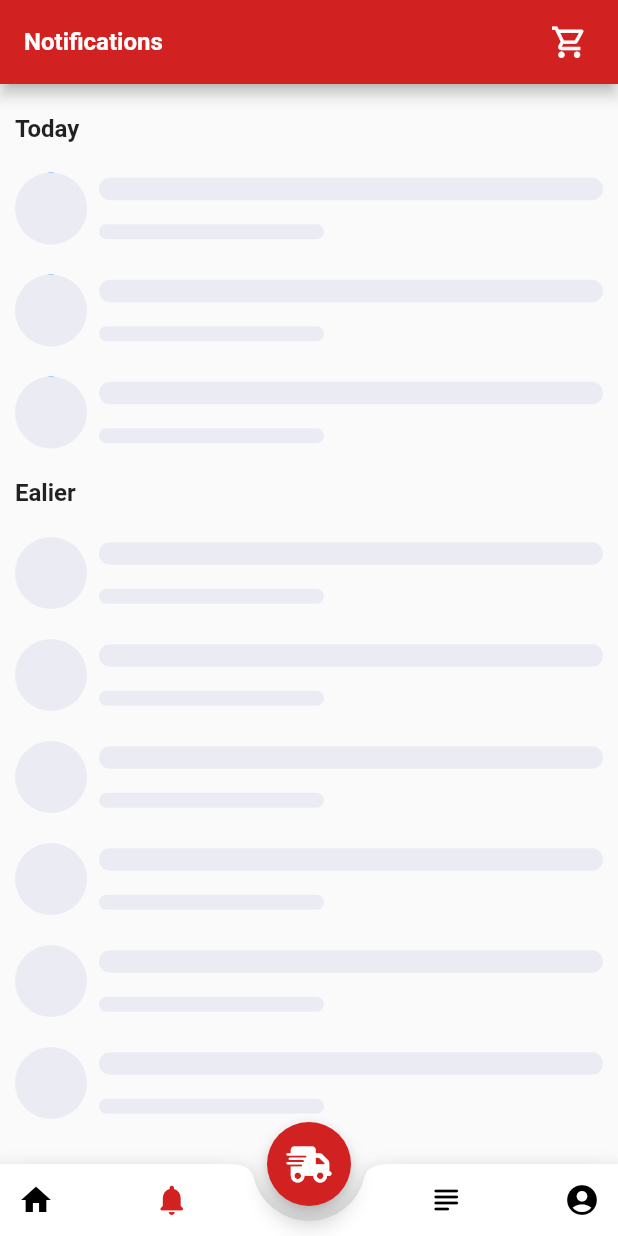
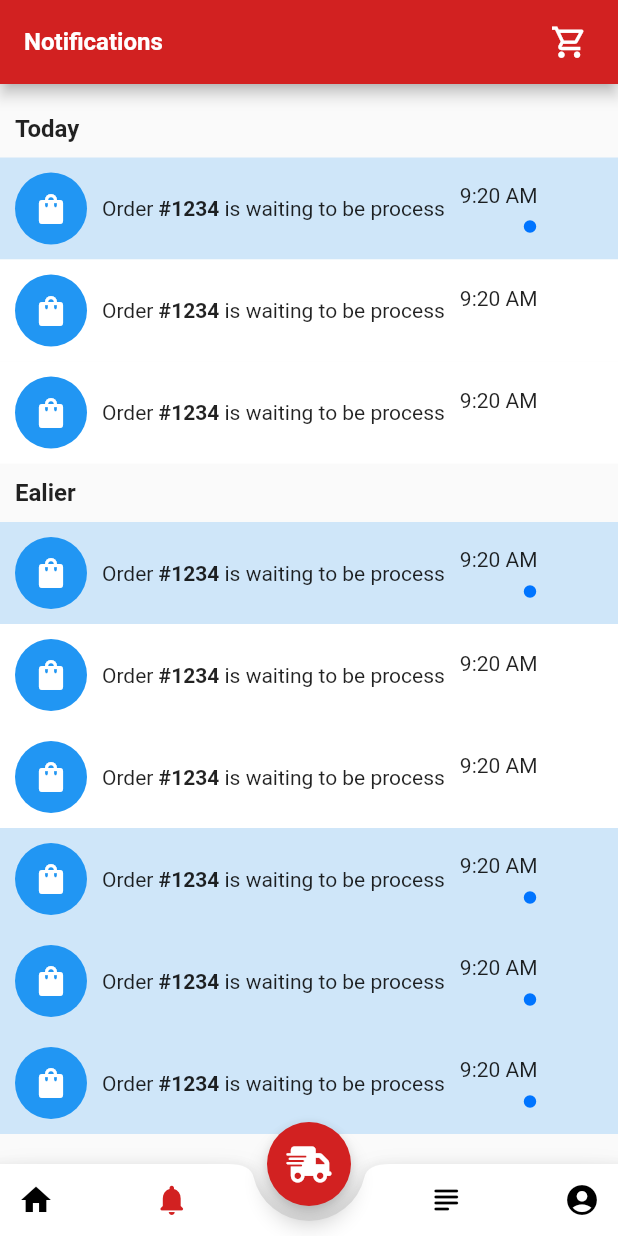
Before and after one commit to nomorechokedboy/fahasa-app, a Flutter app: the screen it shows after launch, swiped to page 2, on a phone screen of 412 x 824 dp. Run offline on Flutter 3.47's test engine with Material 2 defaults, Android fonts, the phone set to English and light mode, and no system bars; our stand-ins replace cached_network_image, flutter_native_splash, font_awesome_flutter; network calls fail.

Commit message:
notification: add default loading widget

```diff
--- a/lib/components/notification_card.dart
+++ b/lib/components/notification_card.dart
@@ -3,25 +3,21 @@ import './skeleton.dart';
 
 class NotificationCard extends StatelessWidget {
   final bool unread;
-  const NotificationCard({Key? key, this.unread = true}) : super(key: key);
+  final bool loading;
+  const NotificationCard({
+    Key? key,
+    this.unread = true,
+    this.loading = false,
+  }) : super(key: key);
 
   @override
   Widget build(BuildContext context) {
-    const loading = true;
+    final decoration = BoxDecoration(
+      color: Colors.black,
+      borderRadius: BorderRadius.circular(16),
+    );
 
-    return Container(
-      color: loading
-          ? Colors.transparent
-          : unread
-              ? Colors.blue.withAlpha(50)
-              : Colors.white,
-      child: Padding(
-        padding: const EdgeInsets.all(10),
-        child: Skeleton(
-          visible: loading,
-          child: Row(
-            children: [
-              Container(
+    final notiImage = Container(
       width: 48,
       height: 48,
       child: const Icon(
@@ -32,25 +28,9 @@ class NotificationCard extends StatelessWidget {
         color: Colors.blue,
         shape: BoxShape.circle,
       ),
-              ),
-              Expanded(
-                child: _buildText(context, loading: loading),
-              ),
-            ],
-          ),
-        ),
-      ),
-    );
-  }
-
-  Widget _buildText(BuildContext context, {bool loading = false}) {
-    if (loading) {
-      final decoration = BoxDecoration(
-        color: Colors.black,
-        borderRadius: BorderRadius.circular(16),
     );
 
-      return Padding(
+    final loadingNoti = Padding(
       padding: const EdgeInsets.only(left: 8),
       child: Column(
         crossAxisAlignment: CrossAxisAlignment.start,
@@ -69,13 +49,27 @@ class NotificationCard extends StatelessWidget {
         ],
       ),
     );
-    } else {
-      return Row(
-        mainAxisAlignment: MainAxisAlignment.spaceBetween,
+
+    return Container(
+      color: loading
+          ? Colors.transparent
+          : unread
+              ? Colors.blue.withAlpha(50)
+              : Colors.white,
+      padding: const EdgeInsets.all(10),
+      child: Skeleton(
+        visible: loading,
+        child: Row(
+          children: [
+            notiImage,
+            Expanded(
+              child: loading
+                  ? loadingNoti
+                  : Row(
                       children: [
                         Flexible(
                           child: Padding(
-              padding: const EdgeInsets.symmetric(horizontal: 8),
+                            padding: const EdgeInsets.symmetric(horizontal: 10),
                             child: RichText(
                               text: TextSpan(
                                 text: 'Order ',
@@ -84,7 +78,9 @@ class NotificationCard extends StatelessWidget {
                                   TextSpan(
                                     // TODO: replace with order name
                                     text: '#1234',
-                      style: TextStyle(fontWeight: FontWeight.bold),
+                                    style: TextStyle(
+                                      fontWeight: FontWeight.bold,
+                                    ),
                                   ),
                                   TextSpan(text: ' is waiting to be process'),
                                 ],
@@ -93,7 +89,6 @@ class NotificationCard extends StatelessWidget {
                           ),
                         ),
                         Column(
-            mainAxisAlignment: MainAxisAlignment.spaceBetween,
                           crossAxisAlignment: CrossAxisAlignment.end,
                           children: [
                             const Text('9:20 AM'),
@@ -110,7 +105,11 @@ class NotificationCard extends StatelessWidget {
                           ],
                         )
                       ],
+                    ),
+            ),
+          ],
+        ),
+      ),
     );
   }
 }
-}
--- a/lib/containers/notifications.dart
+++ b/lib/containers/notifications.dart
@@ -8,34 +8,57 @@ class Notifications extends StatelessWidget {
   @override
   Widget build(BuildContext context) {
     const bool hasNotification = true;
+    const bool loading = false;
 
     return hasNotification
-        ? ListView(
-            children: [
-              const SizedBox(height: 10),
-              timeStatusText('Today'),
-              const NotificationCard(),
-              const NotificationCard(unread: false),
-              const NotificationCard(unread: false),
-              timeStatusText('Ealier'),
-              const NotificationCard(),
-              const NotificationCard(unread: false),
-              const NotificationCard(unread: false),
-              const NotificationCard(),
-              const NotificationCard(),
-              const NotificationCard(),
-            ],
-          )
+        ? loading
+            ? ListView(
+                children: const [
+                  SizedBox(height: 10),
+                  _TimeStatusText('Today'),
+                  NotificationCard(loading: true),
+                  NotificationCard(loading: true),
+                  NotificationCard(loading: true),
+                  NotificationCard(loading: true),
+                  _TimeStatusText('Ealier'),
+                  NotificationCard(loading: true),
+                  NotificationCard(loading: true),
+                  NotificationCard(loading: true),
+                ],
+              )
+            : ListView(
+                children: const [
+                  SizedBox(height: 10),
+                  _TimeStatusText('Today'),
+                  NotificationCard(),
+                  NotificationCard(unread: false),
+                  NotificationCard(unread: false),
+                  _TimeStatusText('Ealier'),
+                  NotificationCard(),
+                  NotificationCard(unread: false),
+                  NotificationCard(unread: false),
+                  NotificationCard(),
+                  NotificationCard(),
+                  NotificationCard(),
+                ],
+              )
         : const CallToAction(
             message: 'There are nothing to tell you.',
           );
   }
+}
 
-  Padding timeStatusText(String data) {
+class _TimeStatusText extends StatelessWidget {
+  const _TimeStatusText(this.message, {Key? key}) : super(key: key);
+
+  final String message;
+
+  @override
+  Widget build(BuildContext context) {
     return Padding(
       padding: const EdgeInsets.all(10),
       child: Text(
-        data,
+        message,
         style: const TextStyle(
           fontSize: 16,
           fontWeight: FontWeight.bold,
```
Also changed, not shown: lib/components/button.dart (+11 -9 lines), lib/components/call_to_action.dart (+14 -6 lines). Lines whose indentation alone changed are shown as unchanged.
